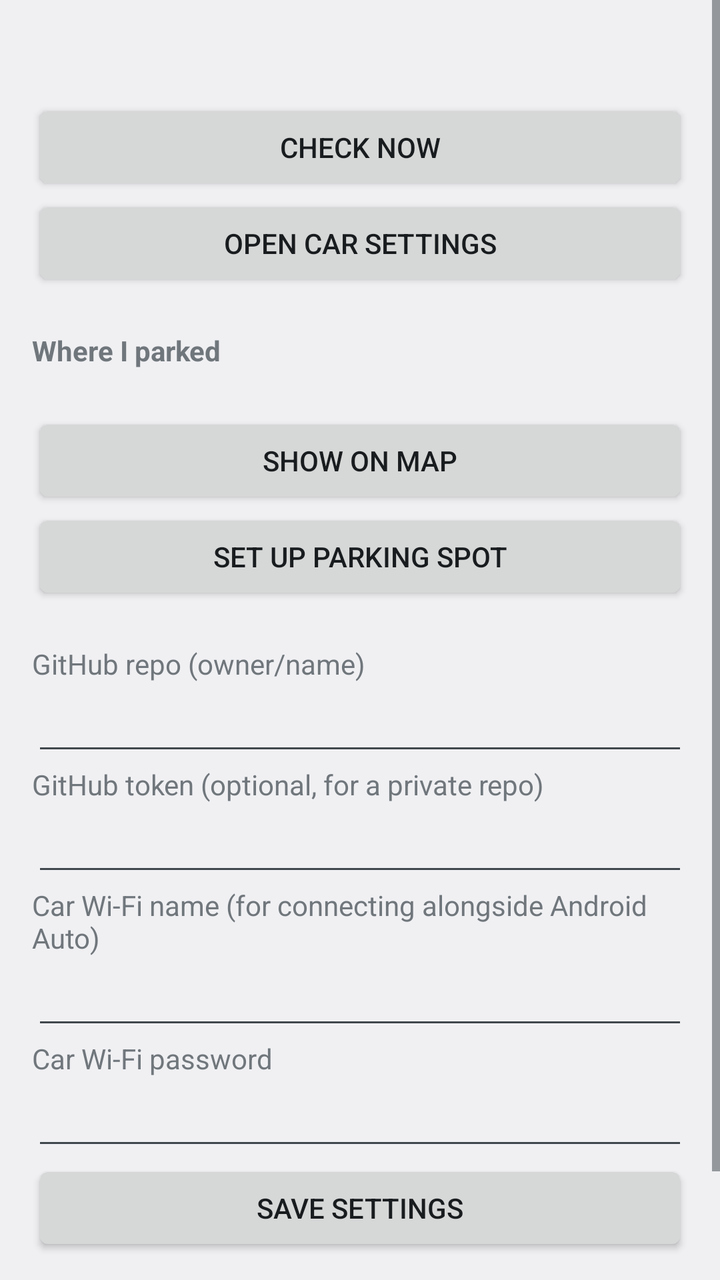
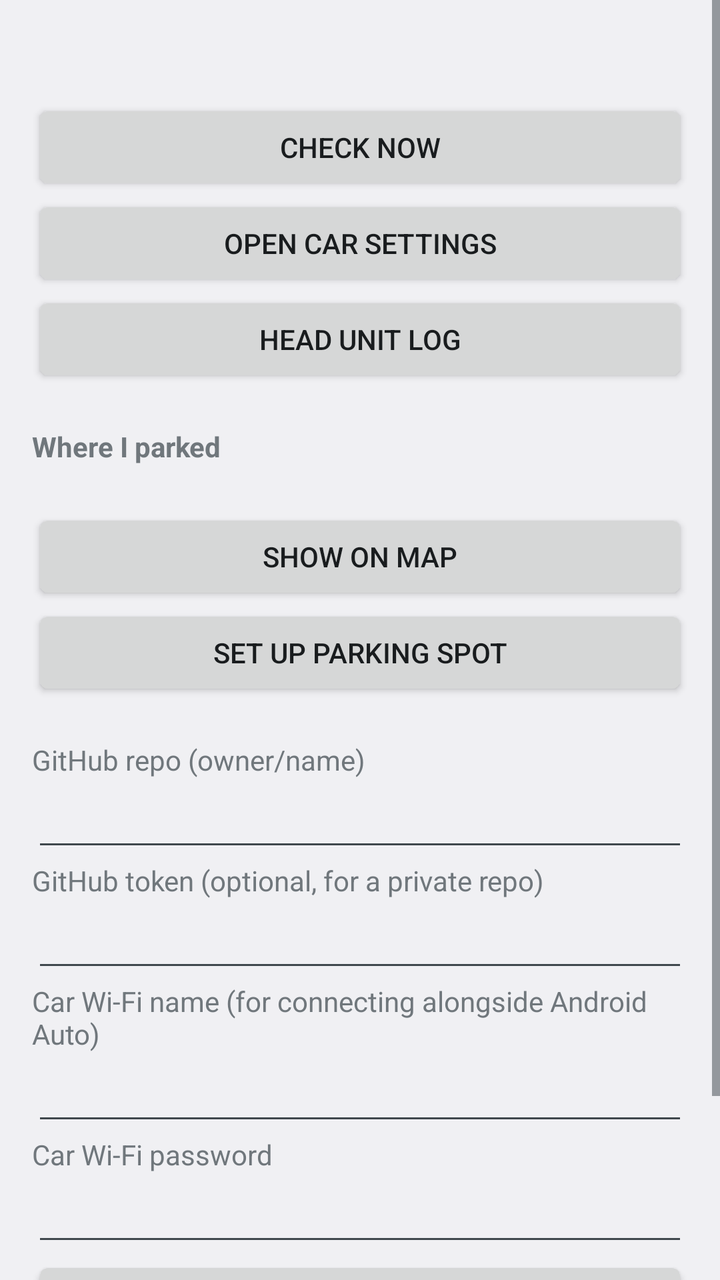

Two renders of the same Android screen: before a commit and after it. Below are the layout's source before the change and the commit's diff.
<!-- AndroidManifest.xml: application theme android:Theme.DeviceDefault.Light.DarkActionBar -->
<!-- res/layout/activity_main.xml -->
<?xml version="1.0" encoding="utf-8"?>
<ScrollView xmlns:android="http://schemas.android.com/apk/res/android"
    android:layout_width="match_parent"
    android:layout_height="match_parent">

    <LinearLayout
        android:layout_width="match_parent"
        android:layout_height="wrap_content"
        android:orientation="vertical"
        android:padding="16dp">

        <TextView
            android:id="@+id/versions"
            android:layout_width="match_parent"
            android:layout_height="wrap_content"
            android:textSize="16sp" />

        <Button
            android:id="@+id/checkNow"
            android:layout_width="match_parent"
            android:layout_height="wrap_content"
            android:layout_marginTop="12dp"
            android:text="Check now" />

        <Button
            android:id="@+id/openSettings"
            android:layout_width="match_parent"
            android:layout_height="wrap_content"
            android:text="Open car settings" />

        <TextView
            android:layout_width="match_parent"
            android:layout_height="wrap_content"
            android:layout_marginTop="20dp"
            android:text="Where I parked"
            android:textStyle="bold" />

        <TextView
            android:id="@+id/parkText"
            android:layout_width="match_parent"
            android:layout_height="wrap_content"
            android:textSize="16sp" />

        <Button
            android:id="@+id/parkMap"
            android:layout_width="match_parent"
            android:layout_height="wrap_content"
            android:text="Show on map" />

        <Button
            android:id="@+id/parkSetup"
            android:layout_width="match_parent"
            android:layout_height="wrap_content"
            android:text="Set up parking spot" />

        <TextView
            android:layout_width="match_parent"
            android:layout_height="wrap_content"
            android:layout_marginTop="20dp"
            android:text="GitHub repo (owner/name)" />

        <EditText
            android:id="@+id/repo"
            android:layout_width="match_parent"
            android:layout_height="wrap_content"
            android:inputType="text"
            android:importantForAutofill="no" />

        <TextView
            android:layout_width="match_parent"
            android:layout_height="wrap_content"
            android:text="GitHub token (optional, for a private repo)" />

        <EditText
            android:id="@+id/token"
            android:layout_width="match_parent"
            android:layout_height="wrap_content"
            android:inputType="textPassword"
            android:importantForAutofill="no" />

        <TextView
            android:layout_width="match_parent"
            android:layout_height="wrap_content"
            android:text="Car Wi-Fi name (for connecting alongside Android Auto)" />

        <EditText
            android:id="@+id/carSsid"
            android:layout_width="match_parent"
            android:layout_height="wrap_content"
            android:inputType="text"
            android:importantForAutofill="no" />

        <TextView
            android:layout_width="match_parent"
            android:layout_height="wrap_content"
            android:text="Car Wi-Fi password" />

        <EditText
            android:id="@+id/carPassword"
            android:layout_width="match_parent"
            android:layout_height="wrap_content"
            android:inputType="textPassword"
            android:importantForAutofill="no" />

        <Button
            android:id="@+id/save"
            android:layout_width="match_parent"
            android:layout_height="wrap_content"
            android:text="Save settings" />

        <TextView
            android:layout_width="match_parent"
            android:layout_height="wrap_content"
            android:layout_marginTop="20dp"
            android:text="Log"
            android:textStyle="bold" />

        <TextView
            android:id="@+id/log"
            android:layout_width="match_parent"
            android:layout_height="wrap_content"
            android:fontFamily="monospace"
            android:textIsSelectable="true"
            android:textSize="12sp" />
    </LinearLayout>
</ScrollView>
<!-- resources referenced by this layout -->
<resources>

</resources>

<!-- the commit's change to res/layout/activity_main.xml (unified diff, before → after) -->
@@ -27,6 +27,12 @@
             android:layout_width="match_parent"
             android:layout_height="wrap_content"
             android:text="Open car settings" />
+
+        <Button
+            android:id="@+id/openLog"
+            android:layout_width="match_parent"
+            android:layout_height="wrap_content"
+            android:text="Head unit log" />
 
         <TextView
             android:layout_width="match_parent"
